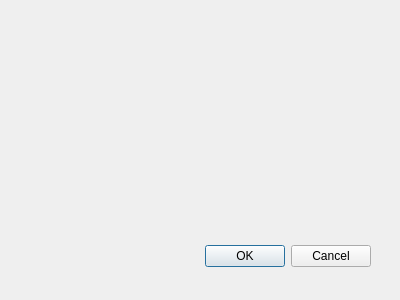
Before: the Qt Designer form src/gui/columnize/ColumnDefinitionDialog.ui in tomvodi/QTail, drawn with Qt 5.
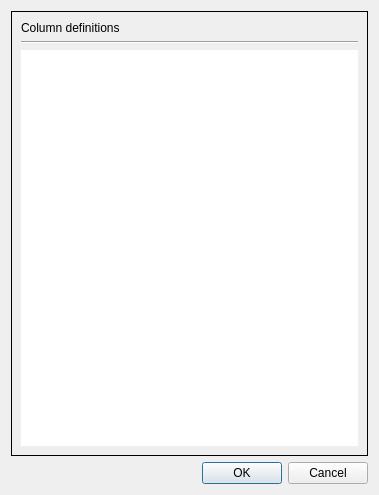
After: the same form once the commit is applied.

Commit message: added definition implementations

```diff
--- a/src/gui/columnize/ColumnDefinitionDialog.ui
+++ b/src/gui/columnize/ColumnDefinitionDialog.ui
@@ -6,29 +6,84 @@
    <rect>
     <x>0</x>
     <y>0</y>
-    <width>400</width>
-    <height>300</height>
+    <width>379</width>
+    <height>495</height>
    </rect>
   </property>
   <property name="windowTitle">
    <string>Column definition</string>
   </property>
-  <widget class="QDialogButtonBox" name="buttonBox">
-   <property name="geometry">
-    <rect>
-     <x>30</x>
-     <y>240</y>
-     <width>341</width>
-     <height>32</height>
-    </rect>
-   </property>
-   <property name="orientation">
-    <enum>Qt::Horizontal</enum>
-   </property>
-   <property name="standardButtons">
-    <set>QDialogButtonBox::Cancel|QDialogButtonBox::Ok</set>
-   </property>
-  </widget>
+  <layout class="QGridLayout" name="gridLayout">
+   <item row="0" column="0">
+    <widget class="QFrame" name="columnDefinitionsFrame">
+     <property name="sizePolicy">
+      <sizepolicy hsizetype="MinimumExpanding" vsizetype="Preferred">
+       <horstretch>1</horstretch>
+       <verstretch>0</verstretch>
+      </sizepolicy>
+     </property>
+     <property name="styleSheet">
+      <string notr="true">#filtersFrame {
+  background-color: rgb(255, 255, 255);
+}</string>
+     </property>
+     <property name="frameShape">
+      <enum>QFrame::Box</enum>
+     </property>
+     <property name="frameShadow">
+      <enum>QFrame::Plain</enum>
+     </property>
+     <layout class="QVBoxLayout" name="verticalLayout_2">
+      <item>
+       <widget class="QLabel" name="_columnDefinitionsHeader">
+        <property name="text">
+         <string notr="true">Column definitions</string>
+        </property>
+       </widget>
+      </item>
+      <item>
+       <widget class="Line" name="hr_columnDefinitions">
+        <property name="orientation">
+         <enum>Qt::Horizontal</enum>
+        </property>
+       </widget>
+      </item>
+      <item>
+       <widget class="QListWidget" name="definitionsListWidget">
+        <property name="frameShape">
+         <enum>QFrame::NoFrame</enum>
+        </property>
+        <property name="lineWidth">
+         <number>0</number>
+        </property>
+        <property name="editTriggers">
+         <set>QAbstractItemView::AnyKeyPressed|QAbstractItemView::DoubleClicked|QAbstractItemView::EditKeyPressed</set>
+        </property>
+        <property name="dragEnabled">
+         <bool>true</bool>
+        </property>
+        <property name="dragDropMode">
+         <enum>QAbstractItemView::DragDrop</enum>
+        </property>
+        <property name="defaultDropAction">
+         <enum>Qt::MoveAction</enum>
+        </property>
+       </widget>
+      </item>
+     </layout>
+    </widget>
+   </item>
+   <item row="1" column="0">
+    <widget class="QDialogButtonBox" name="buttonBox">
+     <property name="orientation">
+      <enum>Qt::Horizontal</enum>
+     </property>
+     <property name="standardButtons">
+      <set>QDialogButtonBox::Cancel|QDialogButtonBox::Ok</set>
+     </property>
+    </widget>
+   </item>
+  </layout>
  </widget>
  <resources/>
  <connections>
```
The commit also changes 12 other files.
